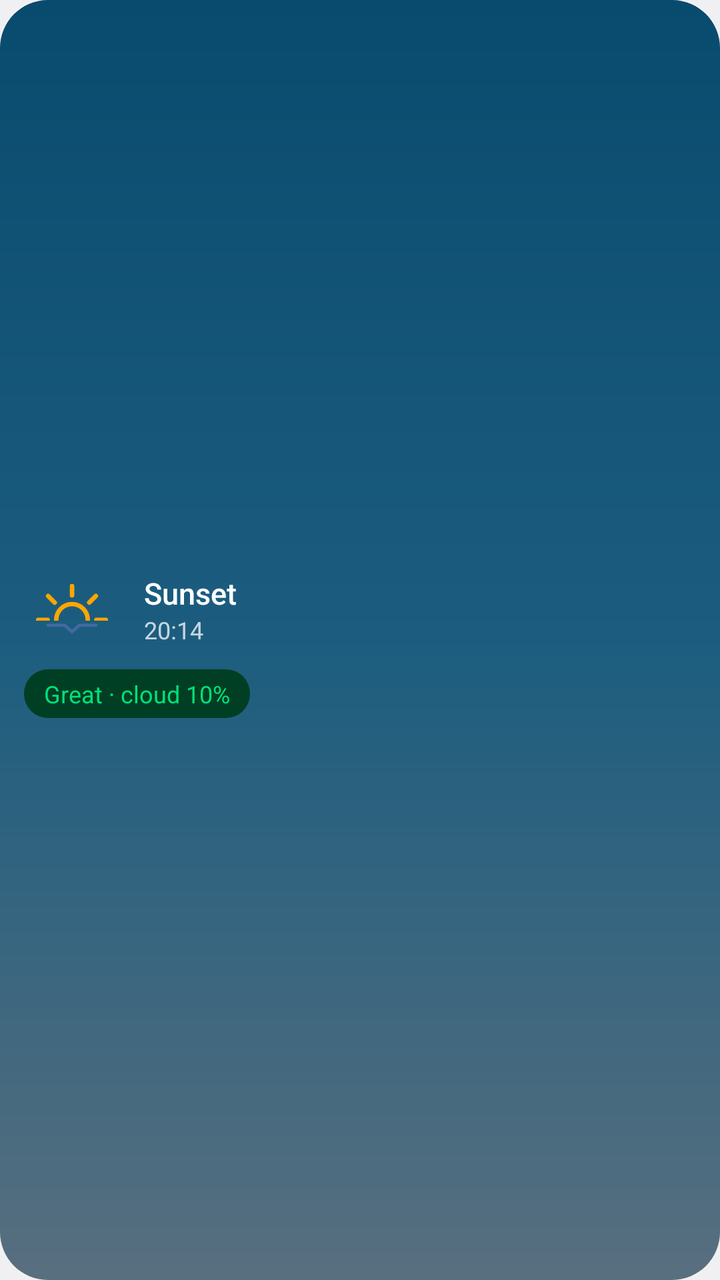
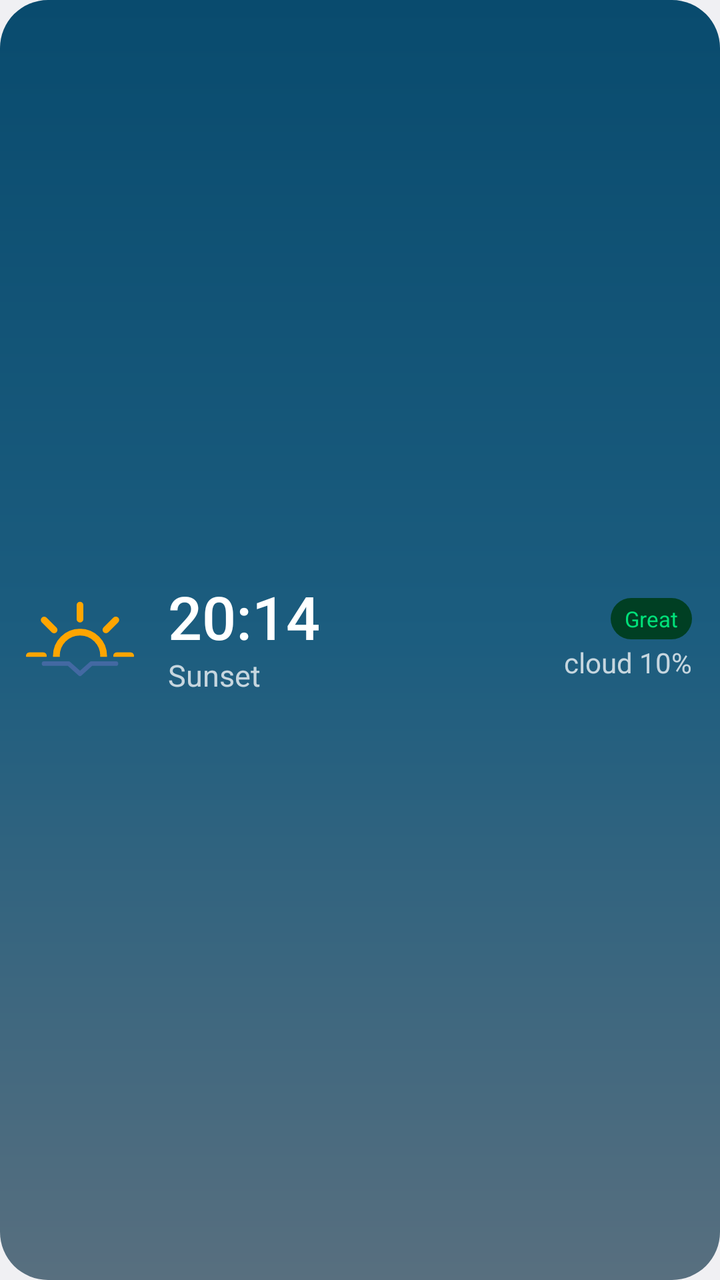

Two renders of the same Android screen: before a commit and after it. Below are the layout's source before the change and the commit's diff.
<!-- AndroidManifest.xml: application theme Theme.Chiaro -->
<!-- res/layout/widget_sky_preview.xml -->
<?xml version="1.0" encoding="utf-8"?>
<LinearLayout xmlns:android="http://schemas.android.com/apk/res/android"
    xmlns:tools="http://schemas.android.com/tools"
    android:layout_width="match_parent"
    android:layout_height="match_parent"
    android:background="@drawable/widget_preview_sky"
    android:gravity="center_vertical"
    android:orientation="vertical"
    android:padding="12dp"
    tools:ignore="HardcodedText">

    <LinearLayout
        android:layout_width="wrap_content"
        android:layout_height="wrap_content"
        android:gravity="center_vertical"
        android:orientation="horizontal">

        <ImageView
            android:layout_width="48dp"
            android:layout_height="48dp"
            android:importantForAccessibility="no"
            android:src="@drawable/mcn_sunset" />

        <LinearLayout
            android:layout_width="wrap_content"
            android:layout_height="wrap_content"
            android:orientation="vertical"
            android:paddingStart="12dp">

            <TextView
                android:layout_width="wrap_content"
                android:layout_height="wrap_content"
                android:fontFamily="sans-serif-medium"
                android:singleLine="true"
                android:text="@string/sky_name_sun_set"
                android:textColor="@color/widget_preview_ink"
                android:textSize="15sp" />

            <TextView
                android:layout_width="wrap_content"
                android:layout_height="wrap_content"
                android:singleLine="true"
                android:text="20:14"
                android:textColor="@color/widget_preview_ink_dim"
                android:textSize="12sp" />
        </LinearLayout>
    </LinearLayout>

    
    <LinearLayout
        android:layout_width="wrap_content"
        android:layout_height="wrap_content"
        android:background="@drawable/widget_preview_verdict"
        android:layout_marginTop="6dp"
        android:orientation="horizontal"
        android:paddingHorizontal="10dp"
        android:paddingVertical="4dp">

        <TextView
            android:layout_width="wrap_content"
            android:layout_height="wrap_content"
            android:singleLine="true"
            android:text="@string/verdict_pass"
            android:textColor="@color/widget_preview_verdict_ink"
            android:textSize="12sp" />

        <TextView
            android:layout_width="wrap_content"
            android:layout_height="wrap_content"
            android:singleLine="true"
            android:text=" · "
            android:textColor="@color/widget_preview_verdict_ink"
            android:textSize="12sp" />

        <TextView
            android:layout_width="wrap_content"
            android:layout_height="wrap_content"
            android:singleLine="true"
            android:text="@string/widget_preview_evidence"
            android:textColor="@color/widget_preview_verdict_ink"
            android:textSize="12sp" />
    </LinearLayout>
</LinearLayout>
<!-- resources referenced by this layout -->
<resources>
  <color name="widget_preview_ink">#FFFFFFFF</color>
  <color name="widget_preview_ink_dim">#BFFFFFFF</color>
  <color name="widget_preview_verdict_ink">#00E079</color>
  <!-- drawable mcn_sunset (drawable) -->
  <vector xmlns:android="http://schemas.android.com/apk/res/android"
      android:width="24dp"
      android:height="24dp"
      android:viewportWidth="64"
      android:viewportHeight="64">
      <group>
          <clip-path android:pathData="M 0 7.5 h 64 v 32 H 0 z"/>
          <path
              android:pathData="M 42.5 39 A 10.5 10.5 0 1 1 32 28.5 10.5 10.5 0 0 1 42.5 39 z M 32 22.71 V 16.5 m 0 45 v -6.21 m 11.52 -27.81 l 4.39 -4.39 M 16.09 54.91 l 4.39 -4.39 m 0 -23 l -4.39 -4.39 m 31.82 31.78 l -4.39 -4.39 M 15.71 39 H 9.5 m 45 0 h -6.21"
              android:strokeColor="#FFA500"
              android:strokeWidth="3"
              android:strokeLineCap="round"
              android:strokeMiterLimit="10"/>
      </group>
      <path
          android:pathData="M 16 42.5 h 11 l 5 4.5 5 -4.5 h 11"
          android:strokeColor="#4369A2"
          android:strokeWidth="2"
          android:strokeLineCap="round"
          android:strokeLineJoin="round"/>
  </vector>
  <!-- drawable widget_preview_sky (drawable) -->
  <?xml version="1.0" encoding="utf-8"?>
  <shape xmlns:android="http://schemas.android.com/apk/res/android"
      android:shape="rectangle">
      <gradient
          android:angle="270"
          android:startColor="@color/widget_preview_sky_top"
          android:centerColor="@color/widget_preview_sky_mid"
          android:endColor="@color/widget_preview_sky_bottom"
          android:type="linear" />
      <corners android:radius="24dp" />
  </shape>
  <!-- drawable widget_preview_verdict (drawable) -->
  <?xml version="1.0" encoding="utf-8"?>
  <shape xmlns:android="http://schemas.android.com/apk/res/android"
      android:shape="rectangle">
      <solid android:color="@color/widget_preview_verdict_container" />
      <corners android:radius="12dp" />
  </shape>
  <string name="sky_name_sun_set">Sunset</string>
  <string name="verdict_pass">Great</string>
  <string name="widget_preview_evidence">cloud 10%</string>
  <style name="Theme.Chiaro" parent="android:Theme.DeviceDefault.DayNight">
          <item name="android:windowActionBar">false</item>
          <item name="android:windowNoTitle">true</item>
      </style>
  <color name="widget_preview_sky_top">#094B6E</color>
  <color name="widget_preview_sky_mid">#1C5D7F</color>
  <color name="widget_preview_sky_bottom">#586F7F</color>
  <color name="widget_preview_verdict_container">#003F23</color>
</resources>

<!-- the commit's change to res/layout/widget_sky_preview.xml (unified diff, before → after) -->
@@ -5,79 +5,73 @@
     android:layout_height="match_parent"
     android:background="@drawable/widget_preview_sky"
     android:gravity="center_vertical"
-    android:orientation="vertical"
-    android:padding="12dp"
+    android:orientation="horizontal"
+    android:paddingStart="4dp"
+    android:paddingTop="6dp"
+    android:paddingEnd="14dp"
+    android:paddingBottom="6dp"
     tools:ignore="HardcodedText">
 
+    <ImageView
+        android:layout_width="72dp"
+        android:layout_height="72dp"
+        android:importantForAccessibility="no"
+        android:src="@drawable/mcn_sunset" />
+
     <LinearLayout
-        android:layout_width="wrap_content"
+        android:layout_width="0dp"
         android:layout_height="wrap_content"
-        android:gravity="center_vertical"
-        android:orientation="horizontal">
+        android:layout_weight="1"
+        android:orientation="vertical"
+        android:paddingStart="8dp"
+        android:paddingEnd="0dp">
 
-        <ImageView
-            android:layout_width="48dp"
-            android:layout_height="48dp"
-            android:importantForAccessibility="no"
-            android:src="@drawable/mcn_sunset" />
-
-        <LinearLayout
+        <TextView
             android:layout_width="wrap_content"
             android:layout_height="wrap_content"
-            android:orientation="vertical"
-            android:paddingStart="12dp">
-
-            <TextView
-                android:layout_width="wrap_content"
-                android:layout_height="wrap_content"
-                android:fontFamily="sans-serif-medium"
-                android:singleLine="true"
-                android:text="@string/sky_name_sun_set"
-                android:textColor="@color/widget_preview_ink"
-                android:textSize="15sp" />
-
-            <TextView
-                android:layout_width="wrap_content"
-                android:layout_height="wrap_content"
-                android:singleLine="true"
-                android:text="20:14"
-                android:textColor="@color/widget_preview_ink_dim"
-                android:textSize="12sp" />
-        </LinearLayout>
-    </LinearLayout>
-
-    
-    <LinearLayout
-        android:layout_width="wrap_content"
-        android:layout_height="wrap_content"
-        android:background="@drawable/widget_preview_verdict"
-        android:layout_marginTop="6dp"
-        android:orientation="horizontal"
-        android:paddingHorizontal="10dp"
-        android:paddingVertical="4dp">
+            android:fontFamily="sans-serif-medium"
+            android:includeFontPadding="false"
+            android:singleLine="true"
+            android:text="20:14"
+            android:textColor="@color/widget_preview_ink"
+            android:textSize="30sp" />
 
         <TextView
             android:layout_width="wrap_content"
             android:layout_height="wrap_content"
             android:singleLine="true"
-            android:text="@string/verdict_pass"
-            android:textColor="@color/widget_preview_verdict_ink"
-            android:textSize="12sp" />
+            android:text="@string/sky_name_sun_set"
+            android:textColor="@color/widget_preview_ink_dim"
+            android:textSize="15sp" />
+    </LinearLayout>
+
+    
+    <LinearLayout
+        android:layout_width="96dp"
+        android:layout_height="wrap_content"
+        android:gravity="end"
+        android:orientation="vertical"
+        android:paddingStart="12dp"
+        android:paddingEnd="0dp">
 
         <TextView
             android:layout_width="wrap_content"
             android:layout_height="wrap_content"
+            android:background="@drawable/widget_preview_verdict"
+            android:paddingHorizontal="7dp"
+            android:paddingVertical="3dp"
             android:singleLine="true"
-            android:text=" · "
+            android:text="@string/verdict_pass"
             android:textColor="@color/widget_preview_verdict_ink"
-            android:textSize="12sp" />
+            android:textSize="11sp" />
 
         <TextView
             android:layout_width="wrap_content"
             android:layout_height="wrap_content"
+            android:layout_marginTop="2dp"
             android:singleLine="true"
             android:text="@string/widget_preview_evidence"
-            android:textColor="@color/widget_preview_verdict_ink"
-            android:textSize="12sp" />
+            android:textColor="@color/widget_preview_ink_dim"
+            android:textSize="14sp" />
     </LinearLayout>
 </LinearLayout>
